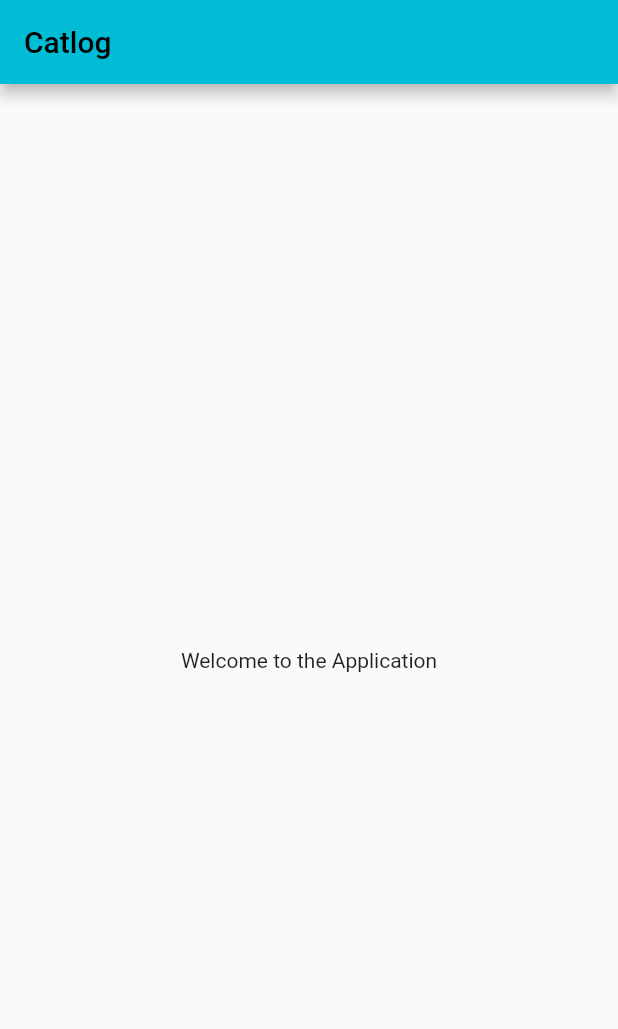
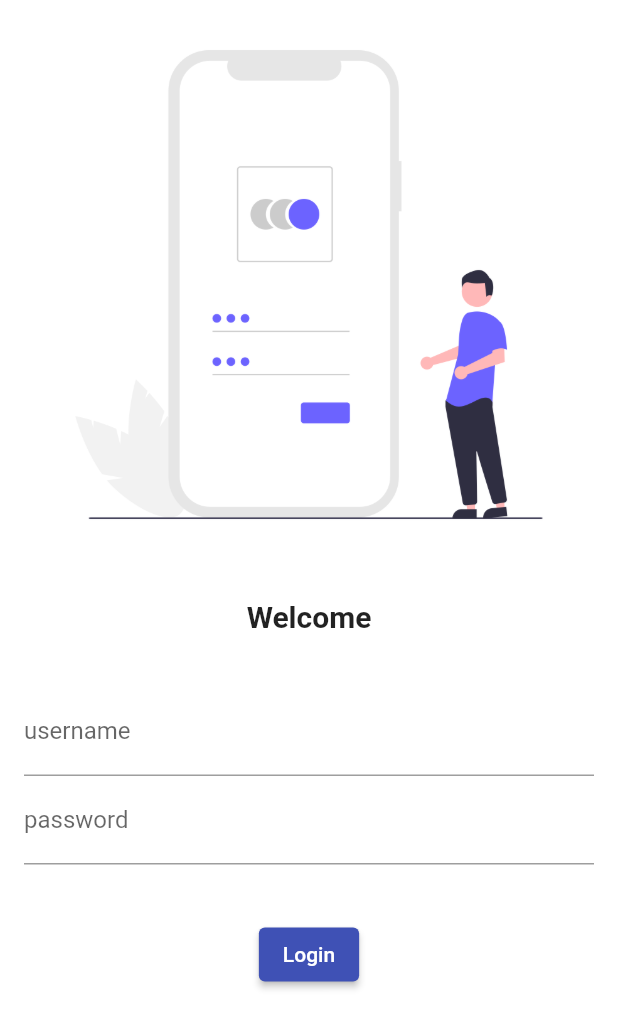
Before and after one commit to vineet0121singh/DemoApplication, a Flutter app: the screen it shows after launch, on a phone screen of 412 x 824 dp. Shown: the top 1029 px of the screen. Run offline on Flutter 3.47's test engine with Material 2 defaults, Android fonts, the phone set to English and light mode, and no system bars.

Commit message:
third day completed

```diff
--- a/lib/homepage.dart
+++ /dev/null
@@ -1,20 +0,0 @@
-import 'package:flutter/material.dart';
-
-class HomePage extends StatelessWidget {
-  const HomePage({Key? key}) : super(key: key);
-  final int year = 10;
-  final String name = "Informative World";
-
-  @override
-  Widget build(BuildContext context) {
-    return Scaffold(
-      appBar: AppBar(
-        title: Text("Informative World"),
-      ),
-      body: Center(
-        child: Text("Celebrating $year years of trust on $name"),
-      ),
-      drawer: Drawer(),
-    );
-  }
-}
--- a/lib/main.dart
+++ b/lib/main.dart
@@ -1,4 +1,7 @@
 import 'package:flutter/material.dart';
+import 'package:flutter_application_1/pages/homepage.dart';
+import 'package:flutter_application_1/pages/login_page.dart';
+//import 'package:flutter_application_1/pages/login_page.dart';
 
 void main(List<String> args) {
   runApp(MyApp());
@@ -11,16 +14,16 @@ class MyApp extends StatelessWidget {
   Widget build(BuildContext context) {
     return MaterialApp(
       debugShowCheckedModeBanner: false,
-      title: "Catlog",
-      theme: ThemeData(
-        primarySwatch: Colors.cyan,
-      ),
-      home: Scaffold(
-        appBar: AppBar(
-          title: Text("Catlog"),
-        ),
-        body: Center(child: Text("Welcome to the Application")),
-      ),
+      // home: ,
+      //themeMode: ThemeMode.dark,
+      //theme: ThemeData(brightness: Brightness.dark),
+      theme: ThemeData(primarySwatch: Colors.indigo),
+      // initialRoute: "/home",
+      routes: {
+        "/": (context) => LoginPage(),
+        "/home": (context) => HomePage(),
+        "/login": (context) => LoginPage()
+      },
     );
   }
 }
--- /dev/null
+++ b/lib/pages/homepage.dart
@@ -0,0 +1,28 @@
+import 'package:flutter/material.dart';
+
+class HomePage extends StatelessWidget {
+  const HomePage({Key? key}) : super(key: key);
+  final int year = 10;
+  final String name = "Saraswati Shishu Gyan Niketan";
+
+  @override
+  Widget build(BuildContext context) {
+    return Scaffold(
+      appBar: AppBar(
+        title: Text("S.S.G.N"),
+      ),
+      body: Center(
+        child: Text(
+          "Celebrating $year years of trust on $name",
+          textAlign: TextAlign.center,
+          style: TextStyle(
+            fontFamily: "times new roman",
+            fontSize: 20.0,
+            fontWeight: FontWeight.bold,
+          ),
+        ),
+      ),
+      drawer: Drawer(),
+    );
+  }
+}
--- /dev/null
+++ b/lib/pages/login_page.dart
@@ -0,0 +1,56 @@
+import 'package:flutter/material.dart';
+
+class LoginPage extends StatelessWidget {
+  const LoginPage({Key? key}) : super(key: key);
+
+  @override
+  Widget build(BuildContext context) {
+    return Material(
+        color: Colors.white,
+        child: Column(
+          children: [
+            Image.asset(
+              "asset/images/loginpic.png",
+              fit: BoxFit.cover,
+            ),
+            SizedBox(
+              height: 20.0,
+            ),
+            Text(
+              "Welcome",
+              style: TextStyle(
+                fontSize: 20.0,
+                fontWeight: FontWeight.bold,
+              ),
+            ),
+            SizedBox(
+              height: 20.0,
+            ),
+            Padding(
+              padding: const EdgeInsets.all(16.0),
+              child: Column(
+                children: [
+                  TextFormField(
+                    decoration: InputDecoration(
+                      hintText: "Enter username",
+                      labelText: "username",
+                    ),
+                  ),
+                  TextFormField(
+                    obscureText: true,
+                    decoration: InputDecoration(
+                      hintText: "Enter password",
+                      labelText: "password",
+                    ),
+                  )
+                ],
+              ),
+            ),
+            SizedBox(
+              height: 20.0,
+            ),
+            ElevatedButton(onPressed: () {}, child: Text("Login"))
+          ],
+        ));
+  }
+}
--- a/pubspec.yaml
+++ b/pubspec.yaml
@@ -58,7 +58,8 @@ flutter:
   uses-material-design: true
 
   # To add assets to your application, add an assets section, like this:
-  # assets:
+  assets:
+    - asset/images/
   #   - images/a_dot_burr.jpeg
   #   - images/a_dot_ham.jpeg
 
```
Also changed, not shown: asset/images/loginpic.png (added).
